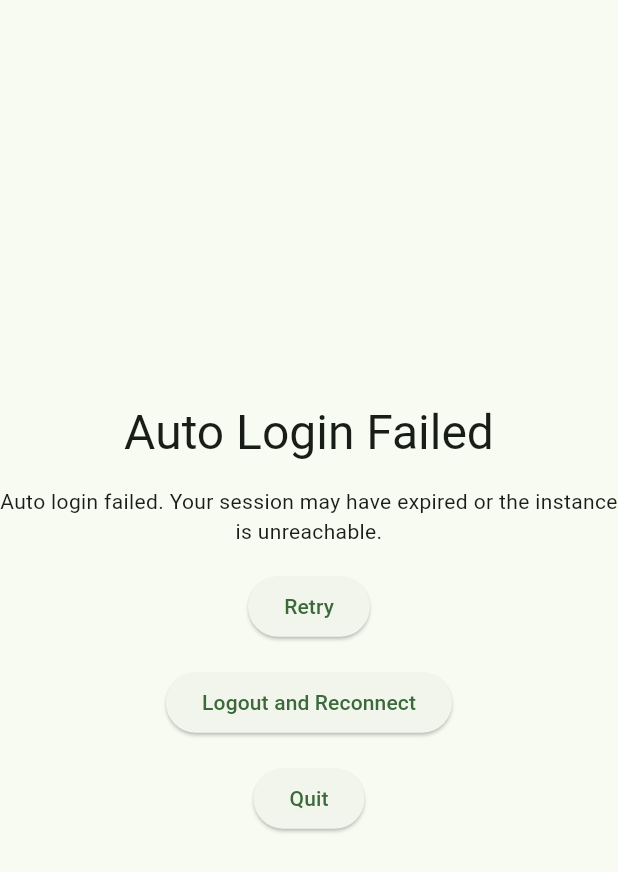
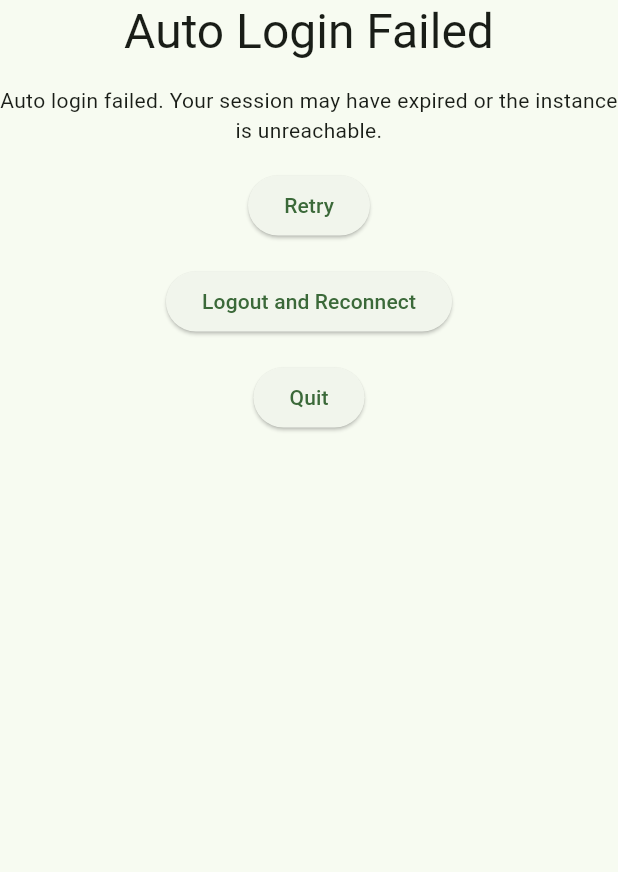
Before and after one commit to mickkc/vibin-app, a Flutter app: the AutoLoginErrorPage screen opened by its route, on a phone screen of 412 x 824 dp. Shown: the top 872 px of the screen. Run offline on Flutter 3.47's test engine with Material 3 defaults, Android fonts, the phone set to English and light mode, and no system bars; our stand-ins replace audio_service, dio, file_picker, flutter_colorpicker, flutter_secure_storage, get_it and 9 more; missing offline and left inert: dbus, just_audio_media_kit; accounts and stored records are empty; generated files the repository leaves out were written again; Roboto replaces fonts that are missing (Roboto Flex).

Commit message:
fix: remove expanded from auto login error page

```diff
--- a/lib/pages/login/auto_login_error_page.dart
+++ b/lib/pages/login/auto_login_error_page.dart
@@ -5,6 +5,7 @@ import 'package:vibin_app/api/exceptions/version_mismatch_exception.dart';
 import 'package:vibin_app/auth/auth_state.dart';
 import 'package:vibin_app/l10n/app_localizations.dart';
 import 'package:vibin_app/main.dart';
+import 'package:vibin_app/pages/column_page.dart';
 
 import '../../auth/auto_login_result.dart';
 
@@ -63,8 +64,7 @@ class _AutoLoginErrorPageState extends State<AutoLoginErrorPage> {
 
   @override
   Widget build(BuildContext context) {
-    return Expanded(
-      child: Column(
+    return ColumnPage(
       mainAxisAlignment: MainAxisAlignment.center,
       crossAxisAlignment: CrossAxisAlignment.center,
       spacing: 16,
@@ -92,7 +92,6 @@ class _AutoLoginErrorPageState extends State<AutoLoginErrorPage> {
         ElevatedButton(onPressed: _reconnect, child: Text(_lm.autologin_reconnect)),
         ElevatedButton(onPressed: _quit, child: Text(_lm.autologin_quit)),
       ],
-      ),
     );
   }
 }
```
Lines whose indentation alone changed are shown as unchanged.
